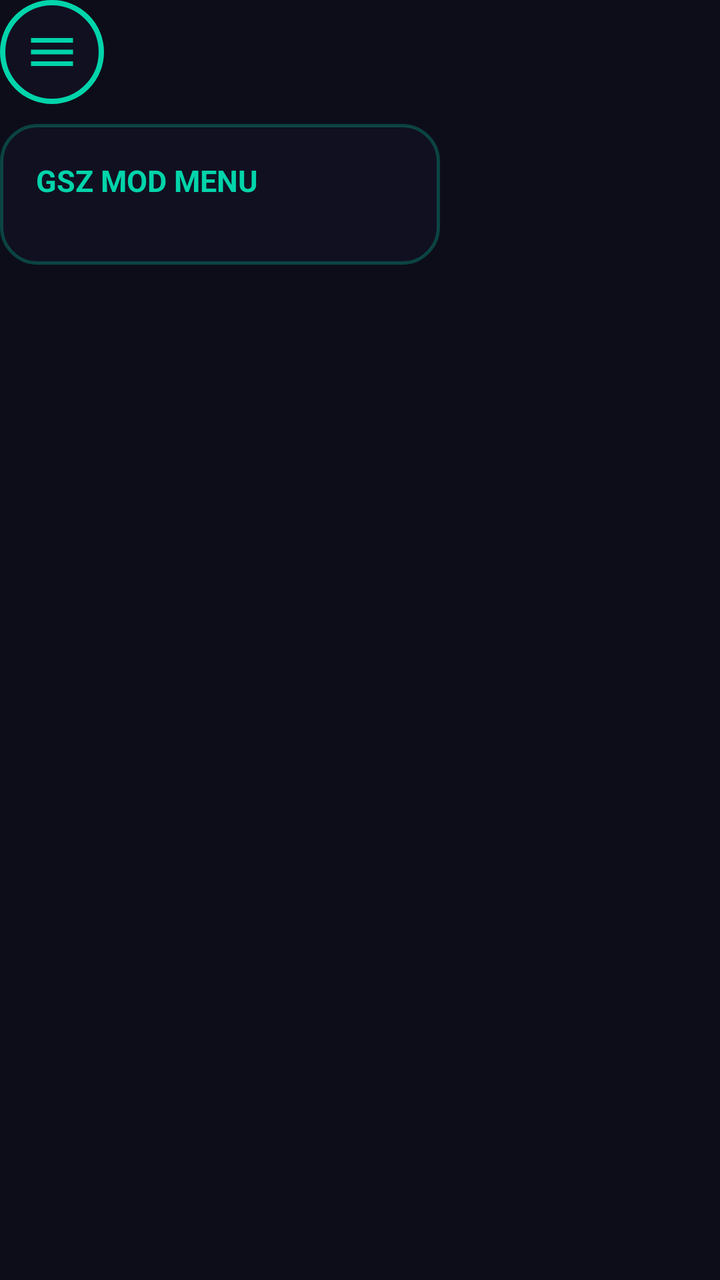
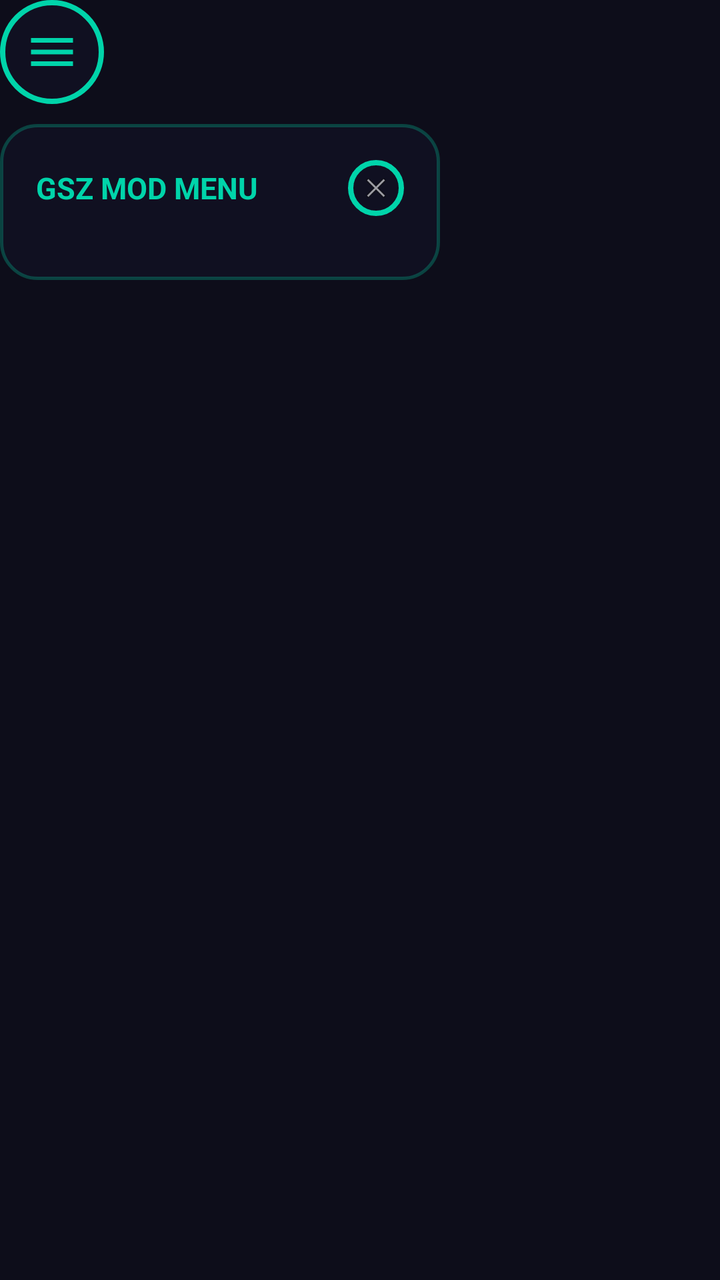

The first picture is an Android layout as it rendered before a commit; the second is the same layout after the commit. The layout source and the unified diff follow.
<!-- AndroidManifest.xml: application theme Theme.GSZLoader -->
<!-- res/layout/overlay_menu.xml -->
<?xml version="1.0" encoding="utf-8"?>
<FrameLayout xmlns:android="http://schemas.android.com/apk/res/android"
    android:layout_width="wrap_content"
    android:layout_height="wrap_content">

    <ImageView
        android:id="@+id/btnToggle"
        android:layout_width="52dp"
        android:layout_height="52dp"
        android:src="@drawable/ic_menu"
        android:background="@drawable/bg_toggle_btn"
        android:padding="12dp"
        android:elevation="10dp"/>

    <LinearLayout
        android:id="@+id/menuPanel"
        android:layout_width="220dp"
        android:layout_height="wrap_content"
        android:layout_marginTop="62dp"
        android:orientation="vertical"
        android:background="@drawable/bg_menu"
        android:padding="18dp"
        android:elevation="14dp">

        <TextView
            android:layout_width="wrap_content"
            android:layout_height="wrap_content"
            android:text="GSZ MOD MENU"
            android:textSize="15sp"
            android:textStyle="bold"
            android:textColor="#00D4AA"
            android:layout_marginBottom="14dp"/>

        <LinearLayout
            android:id="@+id/panelContent"
            android:layout_width="match_parent"
            android:layout_height="wrap_content"
            android:orientation="vertical"
            android:visibility="gone">

            <LinearLayout
                android:id="@+id/espRow"
                android:layout_width="match_parent"
                android:layout_height="wrap_content"
                android:orientation="horizontal"
                android:gravity="center_vertical"
                android:padding="12dp"
                android:background="?android:attr/selectableItemBackground"
                android:layout_marginBottom="10dp">

                <TextView
                    android:id="@+id/espLabel"
                    android:layout_width="0dp"
                    android:layout_height="wrap_content"
                    android:layout_weight="1"
                    android:text="ESP"
                    android:textSize="15sp"
                    android:textColor="#FFFFFF"/>

                <View
                    android:id="@+id/espIndicator"
                    android:layout_width="44dp"
                    android:layout_height="24dp"
                    android:background="@drawable/bg_toggle_off"/>
            </LinearLayout>

            <LinearLayout
                android:id="@+id/aimbotRow"
                android:layout_width="match_parent"
                android:layout_height="wrap_content"
                android:orientation="horizontal"
                android:gravity="center_vertical"
                android:padding="12dp"
                android:background="?android:attr/selectableItemBackground">

                <TextView
                    android:id="@+id/aimbotLabel"
                    android:layout_width="0dp"
                    android:layout_height="wrap_content"
                    android:layout_weight="1"
                    android:text="AIMBOT"
                    android:textSize="15sp"
                    android:textColor="#FFFFFF"/>

                <View
                    android:id="@+id/aimbotIndicator"
                    android:layout_width="44dp"
                    android:layout_height="24dp"
                    android:background="@drawable/bg_toggle_off"/>
            </LinearLayout>

        </LinearLayout>

    </LinearLayout>

</FrameLayout>
<!-- resources referenced by this layout -->
<resources>
  <!-- drawable bg_menu (drawable) -->
  <?xml version="1.0" encoding="utf-8"?>
  <shape xmlns:android="http://schemas.android.com/apk/res/android"
      android:shape="rectangle">
      <solid android:color="#E6111122"/>
      <corners android:radius="18dp"/>
      <stroke android:width="1.5dp" android:color="#4400D4AA"/>
      <padding android:left="18dp" android:top="18dp" android:right="18dp" android:bottom="18dp"/>
  </shape>
  <!-- drawable bg_toggle_btn (drawable) -->
  <?xml version="1.0" encoding="utf-8"?>
  <shape xmlns:android="http://schemas.android.com/apk/res/android"
      android:shape="oval">
      <solid android:color="#EE111122"/>
      <stroke android:width="2.5dp" android:color="#00D4AA"/>
      <size android:width="52dp" android:height="52dp"/>
  </shape>
  <!-- drawable bg_toggle_off (drawable) -->
  <?xml version="1.0" encoding="utf-8"?>
  <shape xmlns:android="http://schemas.android.com/apk/res/android"
      android:shape="rectangle">
      <solid android:color="#333344"/>
      <corners android:radius="12dp"/>
      <stroke android:width="1dp" android:color="#444455"/>
  </shape>
  <!-- drawable ic_menu (drawable) -->
  <?xml version="1.0" encoding="utf-8"?>
  <vector xmlns:android="http://schemas.android.com/apk/res/android"
      android:width="28dp"
      android:height="28dp"
      android:viewportWidth="24"
      android:viewportHeight="24">
      <path
          android:fillColor="#00D4AA"
          android:pathData="M3,18h18v-2H3v2zM3,13h18v-2H3v2zM3,6v2h18V6H3z"/>
  </vector>
  <style name="Theme.GSZLoader" parent="Theme.Material3.Dark.NoActionBar">
          <item name="colorPrimary">#00D4AA</item>
          <item name="colorPrimaryVariant">#00D4AA</item>
          <item name="colorOnPrimary">#000000</item>
          <item name="android:statusBarColor">#0D0D1A</item>
          <item name="android:navigationBarColor">#0D0D1A</item>
          <item name="android:windowBackground">#0D0D1A</item>
      </style>
</resources>

<!-- the commit's change to res/layout/overlay_menu.xml (unified diff, before → after) -->
@@ -22,14 +22,32 @@
         android:padding="18dp"
         android:elevation="14dp">
 
-        <TextView
-            android:layout_width="wrap_content"
+        <LinearLayout
+            android:layout_width="match_parent"
             android:layout_height="wrap_content"
-            android:text="GSZ MOD MENU"
-            android:textSize="15sp"
-            android:textStyle="bold"
-            android:textColor="#00D4AA"
-            android:layout_marginBottom="14dp"/>
+            android:orientation="horizontal"
+            android:gravity="center_vertical"
+            android:layout_marginBottom="14dp">
+
+            <TextView
+                android:layout_width="0dp"
+                android:layout_height="wrap_content"
+                android:layout_weight="1"
+                android:text="GSZ MOD MENU"
+                android:textSize="15sp"
+                android:textStyle="bold"
+                android:textColor="#00D4AA"/>
+
+            <ImageView
+                android:id="@+id/btnClose"
+                android:layout_width="28dp"
+                android:layout_height="28dp"
+                android:src="@android:drawable/ic_menu_close_clear_cancel"
+                android:background="@drawable/bg_toggle_btn"
+                android:padding="6dp"
+                android:elevation="4dp"/>
+
+        </LinearLayout>
 
         <LinearLayout
             android:id="@+id/panelContent"
